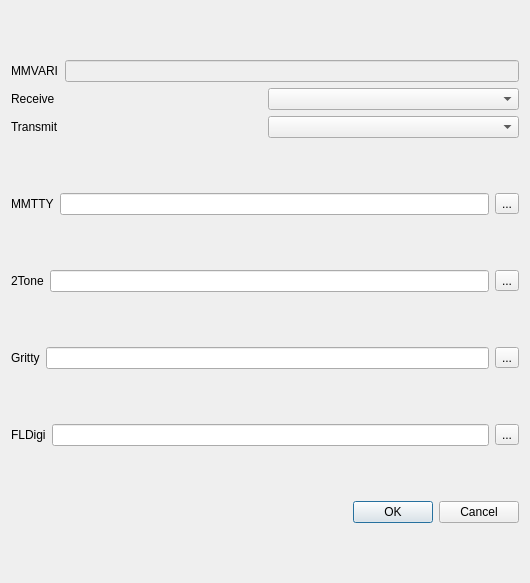
Old version of the form mqt/MqtDataModes/engineconfigure.ui in the repository Rsclub22/Minos2-Mirror.
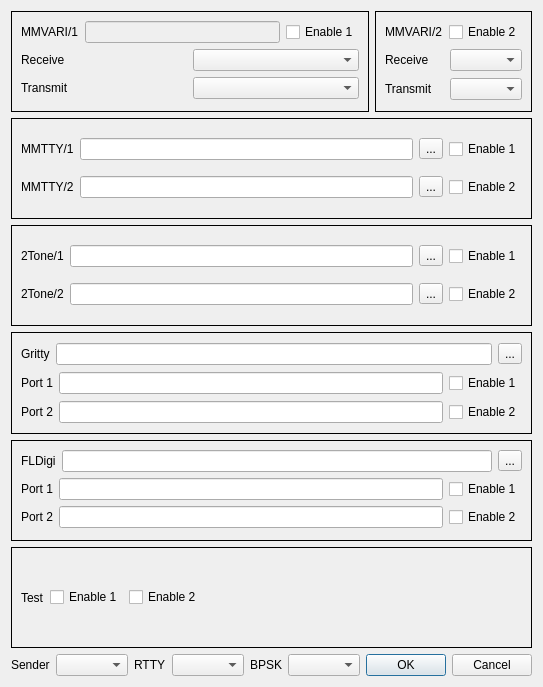
New version of the form.

```diff
--- a/mqt/MqtDataModes/engineconfigure.ui
+++ b/mqt/MqtDataModes/engineconfigure.ui
@@ -7,14 +7,20 @@
     <x>0</x>
     <y>0</y>
     <width>530</width>
-    <height>583</height>
+    <height>687</height>
    </rect>
   </property>
   <property name="windowTitle">
    <string>Configure Engines</string>
   </property>
-  <layout class="QVBoxLayout" name="verticalLayout_2">
+  <layout class="QVBoxLayout" name="verticalLayout_7">
    <item>
+    <layout class="QHBoxLayout" name="horizontalLayout_12">
+     <item>
+      <widget class="QFrame" name="MMVARI1frame">
+       <property name="frameShape">
+        <enum>QFrame::Box</enum>
+       </property>
     <layout class="QVBoxLayout" name="verticalLayout">
      <item>
       <layout class="QHBoxLayout" name="horizontalLayout">
@@ -24,7 +30,7 @@
           <bool>true</bool>
          </property>
          <property name="text">
-          <string>MMVARI</string>
+             <string>MMVARI/1</string>
          </property>
         </widget>
        </item>
@@ -35,6 +41,13 @@
          </property>
         </widget>
        </item>
+          <item>
+           <widget class="QCheckBox" name="mmvariEnable1">
+            <property name="text">
+             <string>Enable 1</string>
+            </property>
+           </widget>
+          </item>
       </layout>
      </item>
      <item>
@@ -66,13 +79,80 @@
       </layout>
      </item>
     </layout>
-   </item>
+      </widget>
+     </item>
+     <item>
+      <widget class="QFrame" name="MMVARI2frame">
+       <property name="frameShape">
+        <enum>QFrame::Box</enum>
+       </property>
+       <layout class="QVBoxLayout" name="verticalLayout_2">
+        <item>
+         <layout class="QHBoxLayout" name="horizontalLayout_9">
+          <item>
+           <widget class="QLabel" name="label_8">
+            <property name="enabled">
+             <bool>true</bool>
+            </property>
+            <property name="text">
+             <string>MMVARI/2</string>
+            </property>
+           </widget>
+          </item>
+          <item>
+           <widget class="QCheckBox" name="mmvariEnable2">
+            <property name="text">
+             <string>Enable 2</string>
+            </property>
+           </widget>
+          </item>
+         </layout>
+        </item>
+        <item>
+         <layout class="QHBoxLayout" name="horizontalLayout_10">
+          <item>
+           <widget class="QLabel" name="label_9">
+            <property name="text">
+             <string>Receive</string>
+            </property>
+           </widget>
+          </item>
+          <item>
+           <widget class="QComboBox" name="MMVARIRX2"/>
+          </item>
+         </layout>
+        </item>
+        <item>
+         <layout class="QHBoxLayout" name="horizontalLayout_11">
+          <item>
+           <widget class="QLabel" name="label_10">
+            <property name="text">
+             <string>Transmit</string>
+            </property>
+           </widget>
+          </item>
+          <item>
+           <widget class="QComboBox" name="MMVARITX2"/>
+          </item>
+         </layout>
+        </item>
+       </layout>
+      </widget>
+     </item>
+    </layout>
+   </item>
+   <item>
+    <widget class="QFrame" name="MMTTYframe">
+     <property name="frameShape">
+      <enum>QFrame::Box</enum>
+     </property>
+     <layout class="QVBoxLayout" name="verticalLayout_6">
    <item>
     <layout class="QHBoxLayout" name="horizontalLayout_2">
      <item>
       <widget class="QLabel" name="label_2">
        <property name="text">
-        <string>MMTTY</string>
+           <string>MMTTY/1</string>
        </property>
       </widget>
      </item>
@@ -86,14 +166,58 @@
        </property>
       </widget>
      </item>
-    </layout>
-   </item>
+        <item>
+         <widget class="QCheckBox" name="mmttyEnable1">
+          <property name="text">
+           <string>Enable 1</string>
+          </property>
+         </widget>
+        </item>
+       </layout>
+      </item>
+      <item>
+       <layout class="QHBoxLayout" name="horizontalLayout_13">
+        <item>
+         <widget class="QLabel" name="label_11">
+          <property name="text">
+           <string>MMTTY/2</string>
+          </property>
+         </widget>
+        </item>
+        <item>
+         <widget class="QLineEdit" name="mmttyEdit2"/>
+        </item>
+        <item>
+         <widget class="QToolButton" name="mmttyBrowse2">
+          <property name="text">
+           <string>...</string>
+          </property>
+         </widget>
+        </item>
+        <item>
+         <widget class="QCheckBox" name="mmttyEnable2">
+          <property name="text">
+           <string>Enable 2</string>
+          </property>
+         </widget>
+        </item>
+       </layout>
+      </item>
+     </layout>
+    </widget>
+   </item>
+   <item>
+    <widget class="QFrame" name="twotoneframe">
+     <property name="frameShape">
+      <enum>QFrame::Box</enum>
+     </property>
+     <layout class="QVBoxLayout" name="verticalLayout_5">
    <item>
     <layout class="QHBoxLayout" name="horizontalLayout_3">
      <item>
       <widget class="QLabel" name="label_3">
        <property name="text">
-        <string>2Tone</string>
+           <string>2Tone/1</string>
        </property>
       </widget>
      </item>
@@ -107,10 +231,54 @@
        </property>
       </widget>
      </item>
+        <item>
+         <widget class="QCheckBox" name="twotoneEnable1">
+          <property name="text">
+           <string>Enable 1</string>
+          </property>
+         </widget>
+        </item>
     </layout>
    </item>
    <item>
-    <layout class="QHBoxLayout" name="horizontalLayout_8">
+       <layout class="QHBoxLayout" name="horizontalLayout_14">
+        <item>
+         <widget class="QLabel" name="label_12">
+          <property name="text">
+           <string>2Tone/2</string>
+          </property>
+         </widget>
+        </item>
+        <item>
+         <widget class="QLineEdit" name="twotoneEdit2"/>
+        </item>
+        <item>
+         <widget class="QToolButton" name="twotoneBrowse2">
+          <property name="text">
+           <string>...</string>
+          </property>
+         </widget>
+        </item>
+        <item>
+         <widget class="QCheckBox" name="twotoneEnable2">
+          <property name="text">
+           <string>Enable 2</string>
+          </property>
+         </widget>
+        </item>
+       </layout>
+      </item>
+     </layout>
+    </widget>
+   </item>
+   <item>
+    <widget class="QFrame" name="grittyframe">
+     <property name="frameShape">
+      <enum>QFrame::Box</enum>
+     </property>
+     <layout class="QVBoxLayout" name="verticalLayout_3">
+      <item>
+       <layout class="QHBoxLayout" name="horizontalLayout_17">
      <item>
       <widget class="QLabel" name="label_7">
        <property name="text">
@@ -133,6 +301,57 @@
    <item>
     <layout class="QHBoxLayout" name="horizontalLayout_4">
      <item>
+         <widget class="QLabel" name="label_14">
+          <property name="text">
+           <string>Port 1</string>
+          </property>
+         </widget>
+        </item>
+        <item>
+         <widget class="QLineEdit" name="grittyPort1"/>
+        </item>
+        <item>
+         <widget class="QCheckBox" name="grittyEnable1">
+          <property name="text">
+           <string>Enable 1</string>
+          </property>
+         </widget>
+        </item>
+       </layout>
+      </item>
+      <item>
+       <layout class="QHBoxLayout" name="horizontalLayout_8">
+        <item>
+         <widget class="QLabel" name="label_15">
+          <property name="text">
+           <string>Port 2</string>
+          </property>
+         </widget>
+        </item>
+        <item>
+         <widget class="QLineEdit" name="grittyPort2"/>
+        </item>
+        <item>
+         <widget class="QCheckBox" name="grittyEnable2">
+          <property name="text">
+           <string>Enable 2</string>
+          </property>
+         </widget>
+        </item>
+       </layout>
+      </item>
+     </layout>
+    </widget>
+   </item>
+   <item>
+    <widget class="QFrame" name="FLDigiframe">
+     <property name="frameShape">
+      <enum>QFrame::Box</enum>
+     </property>
+     <layout class="QVBoxLayout" name="verticalLayout_4">
+      <item>
+       <layout class="QHBoxLayout" name="horizontalLayout_16">
+        <item>
       <widget class="QLabel" name="label_4">
        <property name="text">
         <string>FLDigi</string>
@@ -152,7 +371,125 @@
     </layout>
    </item>
    <item>
+       <layout class="QHBoxLayout" name="horizontalLayout_19">
+        <item>
+         <widget class="QLabel" name="label_17">
+          <property name="text">
+           <string>Port 1</string>
+          </property>
+         </widget>
+        </item>
+        <item>
+         <widget class="QLineEdit" name="fldigiPort1"/>
+        </item>
+        <item>
+         <widget class="QCheckBox" name="fldigiEnable1">
+          <property name="text">
+           <string>Enable 1</string>
+          </property>
+         </widget>
+        </item>
+       </layout>
+      </item>
+      <item>
+       <layout class="QHBoxLayout" name="horizontalLayout_18">
+        <item>
+         <widget class="QLabel" name="label_16">
+          <property name="text">
+           <string>Port 2</string>
+          </property>
+         </widget>
+        </item>
+        <item>
+         <widget class="QLineEdit" name="fldigiPort2"/>
+        </item>
+        <item>
+         <widget class="QCheckBox" name="fldigiEnable2">
+          <property name="text">
+           <string>Enable 2</string>
+          </property>
+         </widget>
+        </item>
+       </layout>
+      </item>
+     </layout>
+    </widget>
+   </item>
+   <item>
+    <widget class="QFrame" name="testframe">
+     <property name="frameShape">
+      <enum>QFrame::Box</enum>
+     </property>
+     <layout class="QHBoxLayout" name="horizontalLayout_15">
+      <item>
+       <widget class="QLabel" name="label_13">
+        <property name="text">
+         <string>Test</string>
+        </property>
+       </widget>
+      </item>
+      <item>
+       <widget class="QCheckBox" name="testEnable1">
+        <property name="text">
+         <string>Enable 1</string>
+        </property>
+       </widget>
+      </item>
+      <item>
+       <widget class="QCheckBox" name="testEnable2">
+        <property name="text">
+         <string>Enable 2</string>
+        </property>
+       </widget>
+      </item>
+      <item>
+       <spacer name="horizontalSpacer_2">
+        <property name="orientation">
+         <enum>Qt::Horizontal</enum>
+        </property>
+        <property name="sizeHint" stdset="0">
+         <size>
+          <width>40</width>
+          <height>20</height>
+         </size>
+        </property>
+       </spacer>
+      </item>
+     </layout>
+    </widget>
+   </item>
+   <item>
     <layout class="QHBoxLayout" name="horizontalLayout_5">
+     <item>
+      <widget class="QLabel" name="label_18">
+       <property name="text">
+        <string>Sender</string>
+       </property>
+      </widget>
+     </item>
+     <item>
+      <widget class="QComboBox" name="senderCombo"/>
+     </item>
+     <item>
+      <widget class="QLabel" name="label_19">
+       <property name="text">
+        <string>RTTY</string>
+       </property>
+      </widget>
+     </item>
+     <item>
+      <widget class="QComboBox" name="rttySpeed"/>
+     </item>
+     <item>
+      <widget class="QLabel" name="label_20">
+       <property name="text">
+        <string>BPSK</string>
+       </property>
+      </widget>
+     </item>
+     <item>
+      <widget class="QComboBox" name="BPSKSpeed"/>
+     </item>
      <item>
       <spacer name="horizontalSpacer">
        <property name="orientation">
```
Left out of the diff: 12 changed lines with no effect on the pictures. Lines whose indentation alone changed are shown as unchanged.
